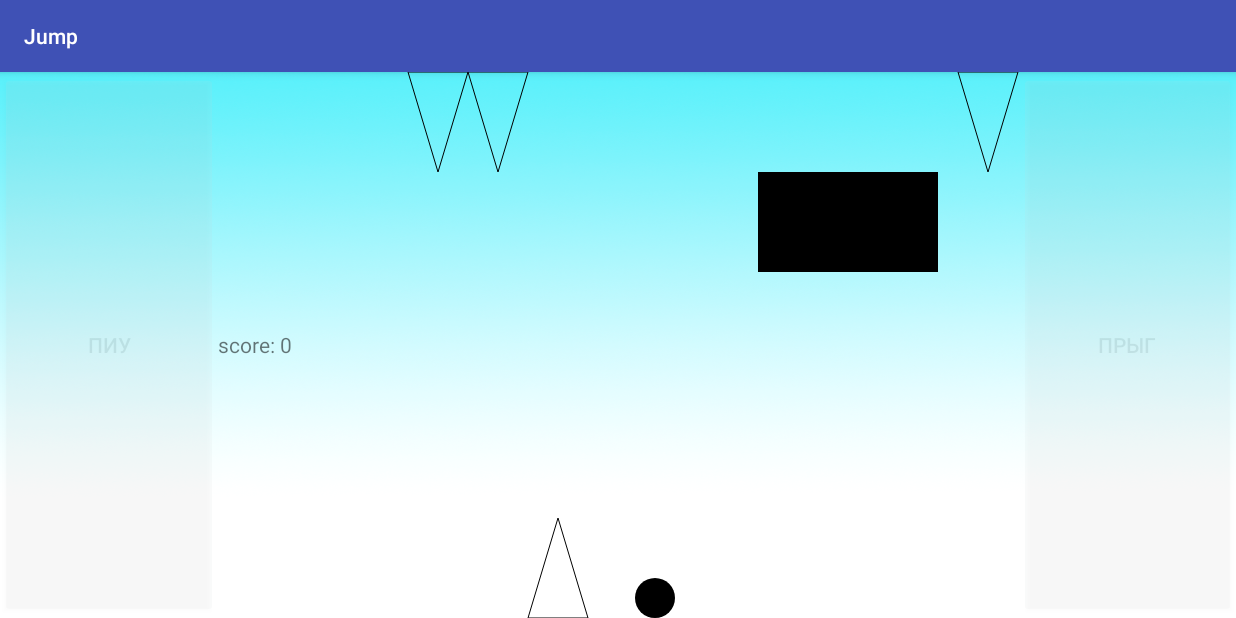
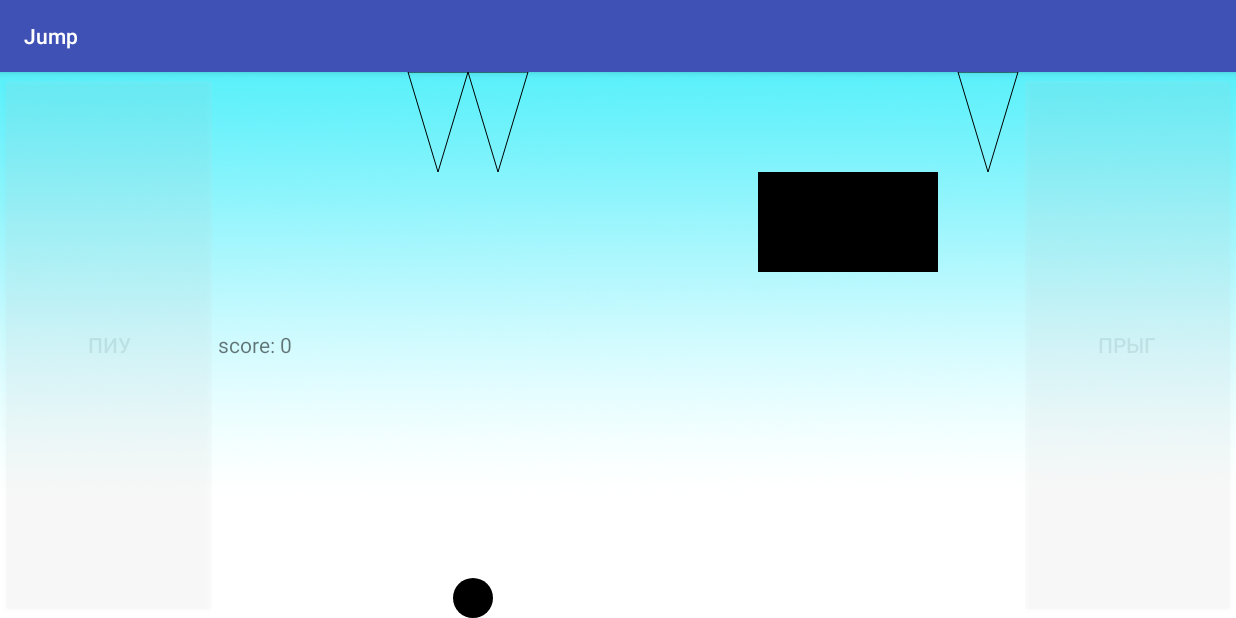
Before and after one commit to AlinaUsh/Jump_1, an Android app: the Start screen opened directly, with no data from a screen before it, on a phone screen of 824 x 412 dp (held sideways). Run offline under Robolectric (Android 15) with nearby library versions, the phone set to English and light mode, and no system bars.

Commit message:
a little bit working jump

```diff
--- a/app/src/main/java/com/example/harrix/jump/Draw.kt
+++ b/app/src/main/java/com/example/harrix/jump/Draw.kt
@@ -12,15 +12,15 @@ class Draw (context : Context,var relief : ArrayList<ObjectRelief>, var player:
     }
 
     var touch = false
-    var dy: Int = 2//разница в высоте между перерисовками
+    var dy: Int = 3//разница в высоте между перерисовками
     var dh: Int = 0//изменение высоты
-    var hOfJump: Int = 275//высоты прыжка
+    var hOfJump: Int = 300//высоты прыжка
 
     var x = -2
     val dx = 50
     var y = -1
     var l = 0
-    var something : ReliefRect = ReliefRect()
+    var something : Int = 0
 
     //обьявляем игрока
 
@@ -65,24 +65,25 @@ class Draw (context : Context,var relief : ArrayList<ObjectRelief>, var player:
 
         if (touch) {
             dh += dy;
-            if (dh >= player.highbottom+hOfJump)
+            if (player.y >= player.highbottom+hOfJump)
                 dy *= -1
             player.y += dy
 
             paint.color = Draw.color
-            player.drawobject(canvas,canvas.width/2 + player.x, canvas.height - player.y - player.r)
+            player.drawobject(canvas,canvas.width/4 + player.x, canvas.height - player.y - player.r)
            // canvas.drawCircle((canvas.width / 2).toFloat(), (y0 - dh - 10).toFloat(), 20f, paint)
             //отрисовка объекта
             //проверка препядствий
-            if (dh == player.highbottom) {
+            if (player.y <= 0) {
                 touch = false
                 dy = 3
+                player.highbottom = 0
                 player.y = player.highbottom
             }
         } else {
             paint.color = Draw.color
             dy = 3
-            player.drawobject(canvas,canvas.width/2 + player.x, canvas.height - player.y - player.r)
+            player.drawobject(canvas,canvas.width/4 + player.x, canvas.height - player.y - player.r)
            // canvas.drawCircle((canvas.width / 2).toFloat(), (y0 - 10).toFloat(), 20f, paint)
             //отрисовка объекта
         }
@@ -90,18 +91,21 @@ class Draw (context : Context,var relief : ArrayList<ObjectRelief>, var player:
 
         for (i in 0..this.relief.size-1){
             if (relief[i].forma == 1){
-                player.check((relief[i] as Triangle),player.x + canvas.width/2,canvas.height - player.y - player.r)
+                player.check((relief[i] as Triangle),player.x + canvas.width/4,canvas.height - player.y - player.r)
             }
             else{
-                player.checkRect((relief[i] as ReliefRect), player.x + canvas.width/2,canvas.height - player.y - player.r)
+                player.checkRect((relief[i] as ReliefRect), player.x + canvas.width/4,canvas.height - player.y - player.r)
             }
             if(player.jumpOnRect){
-                touch = false
-                player.highbottom = relief[i].y + relief[i].h + player.r+1
-                player.y -= player.highbottom
-                player.jumpOnRect = false
-               // player.drawobject(canvas,canvas.width/2 + player.x, canvas.height - player.y - player.r)
+                something = i
             }
+        }
+
+        if(player.jumpOnRect){
+            touch = false
+            player.highbottom = canvas.height - relief[something].y + relief[something].h + 1
+            player.y = player.highbottom
+            player.jumpOnRect = false
         }
 
 
--- a/app/src/main/java/com/example/harrix/jump/Start.kt
+++ b/app/src/main/java/com/example/harrix/jump/Start.kt
@@ -20,7 +20,6 @@ class Start : AppCompatActivity(), Scoreable {
         relief.add(Triangle(150,0,1))
         relief.add(Triangle(700,0,1))
         relief.add(Triangle(210,0,1))
-        relief.add(Triangle(270,-1,-1))
         relief.add(Triangle(2100,0,1))
         relief.add(Triangle(1200,0,1))
         relief.add(Triangle(850,-1,-1))
@@ -33,8 +32,8 @@ class Start : AppCompatActivity(), Scoreable {
         relief.add(ReliefRect(500,200,100))
         relief.add(ReliefRect(560,200,100))
         relief.add(ReliefRect(620,200,100))
-        relief.add(ReliefRect(1400,500,50))
-        relief.add(ReliefRect(1460,500,50))
+        relief.add(ReliefRect(1400,800,50))
+        relief.add(ReliefRect(1460,800,50))
         relief.add(Triangle(1600,480,-1))
 
 
--- a/app/src/main/res/layout/activity_lvl1.xml
+++ b/app/src/main/res/layout/activity_lvl1.xml
@@ -23,7 +23,6 @@
         android:id="@+id/passive_text"
         />
 
-
     <LinearLayout
         android:id="@+id/layout_1"
         android:layout_width="match_parent"
@@ -39,4 +38,5 @@
         android:alpha="0.1"
         android:text="ПРЫГ" />
 
+
 </LinearLayout>
--- a/app/src/main/res/layout/activity_start.xml
+++ b/app/src/main/res/layout/activity_start.xml
@@ -7,7 +7,6 @@
     tools:context=".Start"
     android:id="@+id/rellay"
     android:background="@drawable/fon1">
-
 
     <Button
         android:layout_width="match_parent"
@@ -41,5 +40,4 @@
         android:text="ПРЫГ" />
 
 
-
 </LinearLayout>
```
Also changed, not shown: app/src/main/res/layout/activity_lvl2.xml (+24 -9 lines), app/src/main/res/layout/activity_lvl3.xml (+23 -9 lines), 1 other file.
